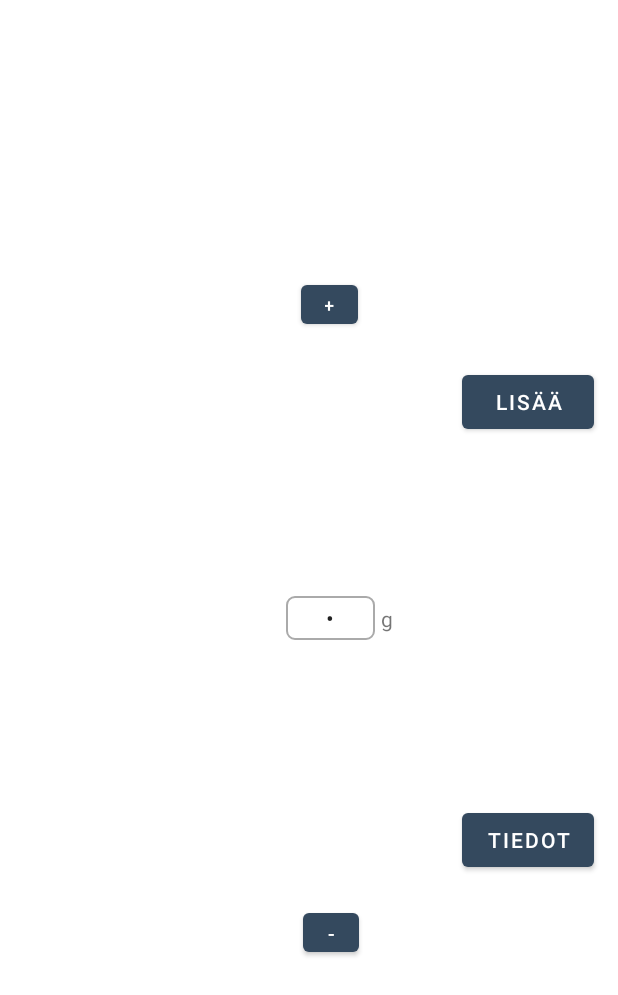
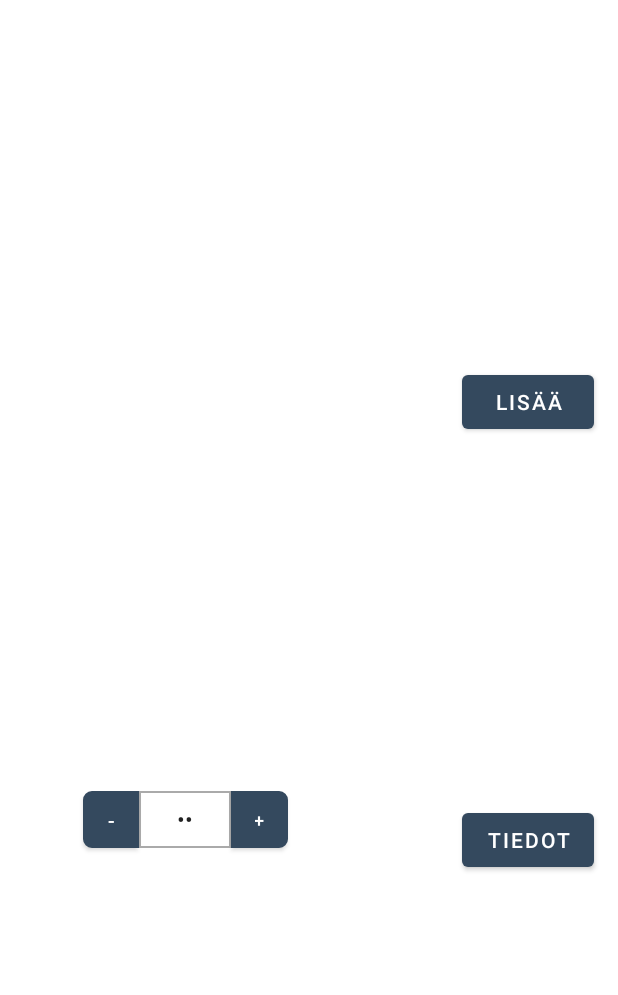
Before and after one commit to AOskari/TMS, an Android app: the layout rowdesign.xml on its own in the app's theme, with its tools: preview values and no code run, on a phone screen of 412 x 824 dp. Shown: the top 995 px of the screen. Run offline under Robolectric (Android 15) with nearby library versions, the phone set to English and light mode, and no system bars.

```diff
--- a/app/src/main/AndroidManifest.xml
+++ b/app/src/main/AndroidManifest.xml
@@ -13,7 +13,8 @@
         android:theme="@style/Theme.AndroidProject"
         android:usesCleartextTraffic="true">
         <activity android:name=".aktiviteetit.TiedotActivity"
-            android:parentActivityName=".aktiviteetit.HaeActivity"/>
+            android:parentActivityName=".aktiviteetit.HaeActivity"
+            android:theme="@style/Theme.AndroidProject.PopupTheme"/>
         <activity
             android:name=".aktiviteetit.AteriaActivity"
             android:parentActivityName=".aktiviteetit.AteriatActivity" />
--- a/app/src/main/java/com/example/androidproject/aktiviteetit/HaeActivity.java
+++ b/app/src/main/java/com/example/androidproject/aktiviteetit/HaeActivity.java
@@ -5,8 +5,10 @@ import androidx.appcompat.app.AppCompatActivity;
 
 import android.app.ActionBar;
 import android.content.Context;
+import android.content.Intent;
 import android.content.SharedPreferences;
 import android.os.Bundle;
+import android.os.Parcelable;
 import android.util.Log;
 import android.view.MenuItem;
 import android.view.View;
@@ -138,8 +140,6 @@ public class HaeActivity extends AppCompatActivity {
                 InputMethodManager.HIDE_NOT_ALWAYS);
     }
 
-
-
     private void initList() {
         // Päivitetään lista asettamalla RuokaAdapter ListViewille.
         RuokaAdapter adapter = new RuokaAdapter(this, foodInfo, pref, this);
--- a/app/src/main/res/drawable/maara_input.xml
+++ b/app/src/main/res/drawable/maara_input.xml
@@ -4,7 +4,7 @@
     <item android:state_enabled="true" android:state_focused="true">
         <shape android:shape="rectangle">
             <solid android:color="@android:color/white"/>
-            <corners android:radius="5dp"/>
+            <corners android:radius="0dp"/>
             <stroke android:color="@android:color/darker_gray" android:width="1dp"/>
         </shape>
     </item>
@@ -12,7 +12,7 @@
     <item android:state_enabled="true">
         <shape android:shape="rectangle">
             <solid android:color="@android:color/white"/>
-            <corners android:radius="5dp"/>
+            <corners android:radius="0dp"/>
             <stroke android:color="@color/primaryColor" android:width="1dp"/>
         </shape>
     </item>
--- /dev/null
+++ b/app/src/main/res/drawable/miinus_nappi_layout.xml
@@ -0,0 +1,30 @@
+<?xml version="1.0" encoding="utf-8"?>
+<selector xmlns:android="http://schemas.android.com/apk/res/android" >
+    <item android:state_pressed="true" >
+        <shape android:shape="rectangle"  >
+            <corners android:bottomLeftRadius="5dp"
+                android:topLeftRadius="5dp"
+                />
+            <stroke android:width="1dip" android:color="#5e7974" />
+            <gradient android:angle="-90" android:startColor="#345953" android:endColor="#689a92"  />
+        </shape>
+    </item>
+    <item android:state_focused="true">
+        <shape android:shape="rectangle"  >
+            <corners android:bottomLeftRadius="5dp"
+                android:topLeftRadius="5dp"
+                />
+            <stroke android:width="1dip" android:color="#5e7974" />
+            <solid android:color="#58857e"/>
+        </shape>
+    </item>
+    <item >
+        <shape android:shape="rectangle"  >
+            <corners android:bottomLeftRadius="5dp"
+                android:topLeftRadius="5dp"
+                />
+            <stroke android:width="1dip" android:color="#5e7974" />
+            <gradient android:angle="-90" android:startColor="#8dbab3" android:endColor="#58857e" />
+        </shape>
+    </item>
+</selector>
--- /dev/null
+++ b/app/src/main/res/drawable/plus_nappi_layout.xml
@@ -0,0 +1,30 @@
+<?xml version="1.0" encoding="utf-8"?>
+<selector xmlns:android="http://schemas.android.com/apk/res/android" >
+    <item android:state_pressed="true" >
+        <shape android:shape="rectangle"  >
+            <corners android:bottomRightRadius="5dp"
+                android:topRightRadius="5dp"
+                />
+            <stroke android:width="1dip" android:color="#5e7974" />
+            <gradient android:angle="-90" android:startColor="#345953" android:endColor="#689a92"  />
+        </shape>
+    </item>
+    <item android:state_focused="true">
+        <shape android:shape="rectangle"  >
+            <corners android:bottomRightRadius="5dp"
+                android:topRightRadius="5dp"
+                />
+            <stroke android:width="1dip" android:color="#5e7974" />
+            <solid android:color="#58857e"/>
+        </shape>
+    </item>
+    <item >
+        <shape android:shape="rectangle"  >
+            <corners android:bottomRightRadius="5dp"
+                android:topRightRadius="5dp"
+                />
+            <stroke android:width="1dip" android:color="#5e7974" />
+            <gradient android:angle="-90" android:startColor="#8dbab3" android:endColor="#58857e" />
+        </shape>
+    </item>
+</selector>
--- a/app/src/main/res/layout/rowdesign.xml
+++ b/app/src/main/res/layout/rowdesign.xml
@@ -7,24 +7,14 @@
 
     <TextView
         android:id="@+id/nimi"
-        android:layout_width="148dp"
-        android:layout_height="wrap_content"
+        android:layout_width="214dp"
+        android:layout_height="17dp"
         android:layout_marginStart="16dp"
         android:layout_marginLeft="16dp"
         android:textStyle="bold"
-        app:layout_constraintBottom_toTopOf="@+id/info"
+        app:layout_constraintBottom_toTopOf="@+id/maaraInput"
         app:layout_constraintStart_toStartOf="parent"
         app:layout_constraintTop_toTopOf="parent" />
-
-    <TextView
-        android:id="@+id/info"
-        android:layout_width="148dp"
-        android:layout_height="wrap_content"
-        android:layout_marginStart="16dp"
-        android:layout_marginLeft="16dp"
-        app:layout_constraintBottom_toBottomOf="parent"
-        app:layout_constraintStart_toStartOf="parent"
-        app:layout_constraintTop_toBottomOf="@+id/nimi" />
 
     <Button
         android:id="@+id/lisaa"
@@ -40,20 +30,31 @@
 
     <EditText
         android:id="@+id/maaraInput"
-        android:layout_width="59dp"
-        android:layout_height="29dp"
-        android:layout_marginEnd="32dp"
-        android:layout_marginRight="32dp"
+        android:layout_width="61dp"
+        android:layout_height="38dp"
+        android:layout_marginTop="8dp"
+        android:layout_marginBottom="8dp"
         android:background="@drawable/maara_input"
         android:gravity="center"
         android:inputType="numberPassword"
-        android:maxLength="4"
-        android:text="0"
+        android:maxLength="5"
+        android:text="0g"
         android:textSize="15dp"
         app:layout_constraintBottom_toBottomOf="parent"
-        app:layout_constraintEnd_toStartOf="@+id/lisaa"
-        app:layout_constraintStart_toEndOf="@+id/nimi"
-        app:layout_constraintTop_toTopOf="parent" />
+        app:layout_constraintEnd_toEndOf="@+id/nimi"
+        app:layout_constraintStart_toStartOf="@+id/nimi"
+        app:layout_constraintTop_toBottomOf="@+id/nimi" />
+
+    <Button
+        android:id="@+id/plus"
+        android:layout_width="38dp"
+        android:layout_height="38dp"
+        android:background="@drawable/plus_nappi_layout"
+        android:text="+"
+        android:textSize="12dp"
+        app:layout_constraintBottom_toBottomOf="@+id/maaraInput"
+        app:layout_constraintStart_toEndOf="@+id/maaraInput"
+        app:layout_constraintTop_toTopOf="@+id/maaraInput" />
 
     <Button
         android:id="@+id/tiedot"
@@ -67,42 +68,16 @@
         app:layout_constraintEnd_toEndOf="parent"
         app:layout_constraintTop_toBottomOf="@+id/lisaa" />
 
-    <TextView
-        android:id="@+id/gramma"
-        android:layout_width="18dp"
-        android:layout_height="20dp"
-        android:layout_marginStart="4dp"
-        android:layout_marginLeft="4dp"
-        android:text="g"
-        app:layout_constraintBaseline_toBaselineOf="@+id/maaraInput"
-        app:layout_constraintStart_toEndOf="@+id/maaraInput" />
-
-    <Button
-        android:id="@+id/plus"
-        android:layout_width="38dp"
-        android:layout_height="38dp"
-        android:layout_marginTop="16dp"
-        android:layout_marginBottom="8dp"
-        android:text="+"
-        android:textSize="12dp"
-        app:layout_constraintBottom_toTopOf="@+id/maaraInput"
-        app:layout_constraintEnd_toEndOf="@+id/maaraInput"
-        app:layout_constraintHorizontal_bias="0.476"
-        app:layout_constraintStart_toStartOf="@+id/maaraInput"
-        app:layout_constraintTop_toTopOf="parent" />
-
     <Button
         android:id="@+id/miinus"
         android:layout_width="37dp"
         android:layout_height="38dp"
-        android:layout_marginTop="8dp"
-        android:layout_marginBottom="16dp"
+        android:background="@drawable/miinus_nappi_layout"
         android:text="-"
         android:textSize="13dp"
-        app:layout_constraintBottom_toBottomOf="parent"
-        app:layout_constraintEnd_toEndOf="@+id/maaraInput"
-        app:layout_constraintStart_toStartOf="@+id/maaraInput"
-        app:layout_constraintTop_toBottomOf="@+id/maaraInput" />
+        app:layout_constraintBottom_toBottomOf="@+id/maaraInput"
+        app:layout_constraintEnd_toStartOf="@+id/maaraInput"
+        app:layout_constraintTop_toTopOf="@+id/maaraInput" />
 
 
 </androidx.constraintlayout.widget.ConstraintLayout>
--- a/app/src/main/res/values/themes.xml
+++ b/app/src/main/res/values/themes.xml
@@ -13,4 +13,9 @@
         <item name="android:statusBarColor" tools:targetApi="l">?attr/colorPrimaryVariant</item>
         <!-- Customize your theme here. -->
     </style>
+
+    <style name="Theme.AndroidProject.PopupTheme">
+        <item name="android:windowIsTranslucent">true</item>
+        <item name="android:windowCloseOnTouchOutside">true</item>
+    </style>
 </resources>
```
Also changed, not shown: app/src/main/java/com/example/androidproject/RuokaAdapter.java (+34 -16 lines), app/src/main/java/com/example/androidproject/aktiviteetit/AteriaActivity.java (+6 -1 lines), app/src/main/java/com/example/androidproject/aktiviteetit/TiedotActivity.java (+18 -2 lines), app/src/main/res/layout/activity_ateria.xml (+0 -12 lines), app/src/main/res/layout/activity_tiedot.xml (+10 -15 lines).
